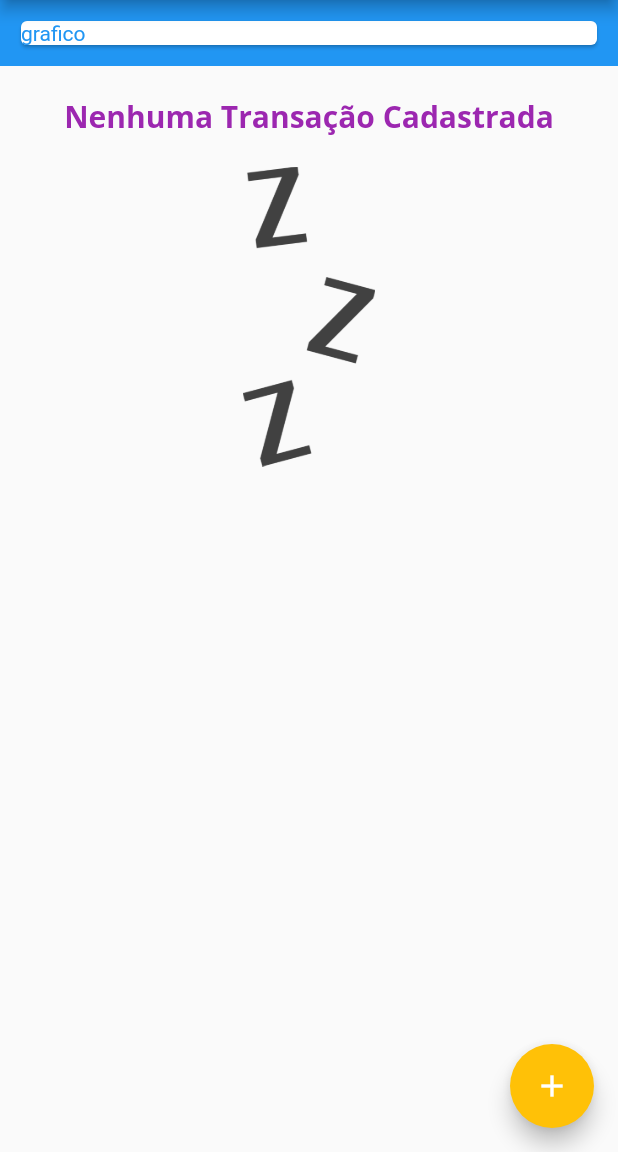
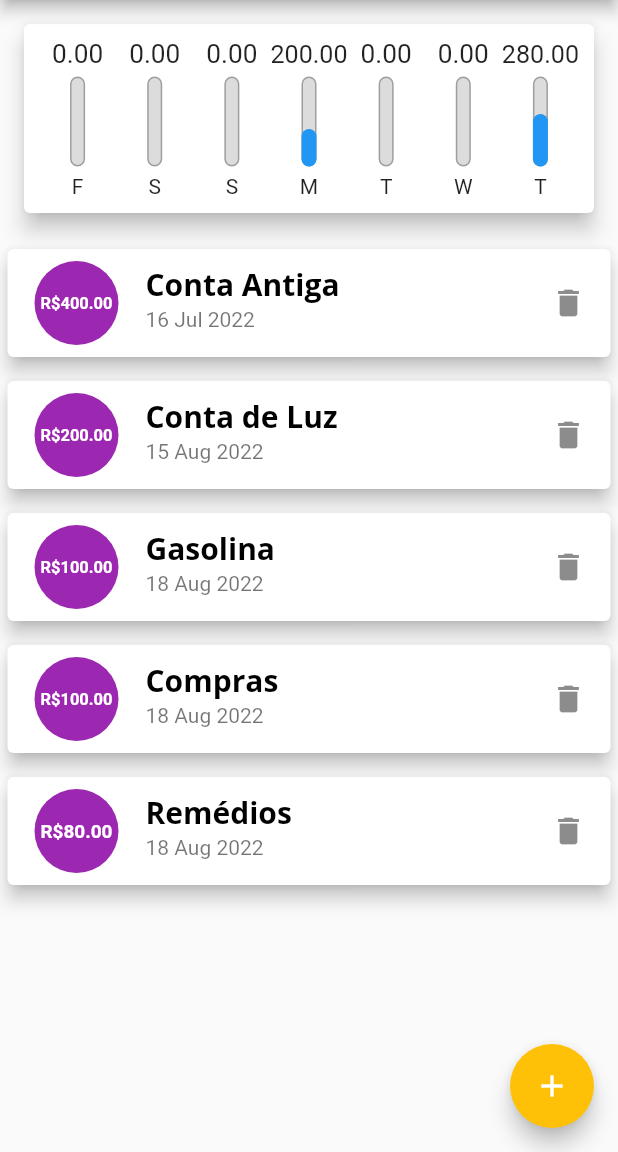
Before and after one commit to bycampilongo/expenses, a Flutter app: the screen it shows after launch, on a phone screen of 412 x 824 dp, the part 84-1236 px from its top. Run offline on Flutter 3.47's test engine with Material 2 defaults, Android fonts, the phone set to English and light mode, and no system bars.

Commit message:
Add Chart Widget
Add Chart widget and format the trasaction form.

```diff
--- a/lib/components/chart.dart
+++ b/lib/components/chart.dart
@@ -1,3 +1,4 @@
+import 'package:expenses/components/chart_bar.dart';
 import 'package:expenses/models/transaction.dart';
 import 'package:flutter/material.dart';
 import 'package:intl/intl.dart';
@@ -7,25 +8,58 @@ class Chart extends StatelessWidget {
 
   Chart(this.recentTransaction);
 
-  List<Map<String, Object>> get groupedTransactions {
+  List<Map<String, dynamic>> get groupedTransactions {
     return List.generate(7, (index) {
       final weekDay = DateTime.now().subtract(Duration(days: index));
       double totalSum = 0.0;
 
-      recentTransaction.reduce((value, element) => null)
+      for (var i = 0; i < recentTransaction.length; i++) {
+        bool sameDay = recentTransaction[i].date.day == weekDay.day;
+        bool sameMonth = recentTransaction[i].date.month == weekDay.month;
+        bool sameYear = recentTransaction[i].date.year == weekDay.year;
+
+        if (sameDay && sameMonth && sameYear) {
+          totalSum += recentTransaction[i].value;
+        }
+      }
+      print(DateFormat.E().format(weekDay)[0]);
+      print(totalSum);
 
       return {
         'day': DateFormat.E().format(weekDay)[0],
-        'value': 9.99,
+        'value': totalSum,
       };
-    });
+    }).reversed.toList();
+  }
+
+  double get _weekTotalValue {
+    return groupedTransactions.fold(
+        0, (previousValue, element) => previousValue + element['value']);
   }
 
   @override
   Widget build(BuildContext context) {
+    groupedTransactions;
     return Card(
-      child: Row(
-        children: [],
+      margin: EdgeInsets.all(16),
+      elevation: 6,
+      child: Padding(
+        padding: const EdgeInsets.all(10.0),
+        child: Row(
+          mainAxisAlignment: MainAxisAlignment.spaceAround,
+          children: groupedTransactions
+              .map(
+                (e) => Flexible(
+                  fit: FlexFit.tight,
+                  child: ChartBar(
+                    label: e['day'].toString(),
+                    value: e['value'],
+                    percentage: e['value'] / _weekTotalValue,
+                  ),
+                ),
+              )
+              .toList(),
+        ),
       ),
     );
   }
--- /dev/null
+++ b/lib/components/chart_bar.dart
@@ -0,0 +1,58 @@
+import 'package:flutter/material.dart';
+
+class ChartBar extends StatelessWidget {
+  final String label;
+  final double value, percentage;
+
+  const ChartBar({
+    Key? key,
+    required this.label,
+    required this.value,
+    required this.percentage,
+  }) : super(key: key);
+
+  @override
+  Widget build(BuildContext context) {
+    return Column(
+      children: [
+        Container(
+          height: 20,
+          child: FittedBox(
+            child: Text('${value.toStringAsFixed(2)}'),
+          ),
+        ),
+        const SizedBox(height: 5),
+        Container(
+          height: 60,
+          width: 10,
+          child: Stack(
+            alignment: Alignment.bottomCenter,
+            children: [
+              Container(
+                decoration: BoxDecoration(
+                  border: Border.all(
+                    color: Colors.grey,
+                    width: 1.0,
+                  ),
+                  color: const Color.fromRGBO(220, 220, 220, 1),
+                  borderRadius: BorderRadius.circular(5),
+                ),
+              ),
+              FractionallySizedBox(
+                heightFactor: percentage,
+                child: Container(
+                  decoration: BoxDecoration(
+                    color: Theme.of(context).primaryColor,
+                    borderRadius: BorderRadius.circular(5),
+                  ),
+                ),
+              ),
+            ],
+          ),
+        ),
+        const SizedBox(height: 5),
+        Text(label)
+      ],
+    );
+  }
+}
--- a/lib/components/transaction_form.dart
+++ b/lib/components/transaction_form.dart
@@ -42,15 +42,36 @@ class _TransactionFormState extends State<TransactionForm> {
             keyboardType: TextInputType.numberWithOptions(decimal: true),
             onSubmitted: (_) => _submit(),
           ),
-          Row(
-            mainAxisAlignment: MainAxisAlignment.end,
-            children: [
-              TextButton(
-                onPressed: _submit,
-                child: Text('Nova despesa'),
+          Container(
+            height: 90,
+            child: Row(
+              children: [
+                Text('Nehuma data selecionada!'),
+                TextButton(
+                  onPressed: () {},
+                  child: const Text('Selecionar Data'),
+                )
+              ],
+            ),
+          ),
+          Spacer(),
+          Container(
+            margin: EdgeInsets.only(
+              bottom: 20,
+            ),
+            width: MediaQuery.of(context).size.width * 1,
+            height: 60,
+            child: ElevatedButton(
+              onPressed: _submit,
+              child: Text(
+                'Nova despesa',
+                style: TextStyle(
+                    color: Colors.white,
+                    fontWeight: FontWeight.bold,
+                    fontSize: 20),
               ),
-            ],
-          )
+            ),
+          ),
         ]),
       ),
     );
--- a/lib/components/transaction_list.dart
+++ b/lib/components/transaction_list.dart
@@ -14,17 +14,17 @@ class TransactionList extends StatelessWidget {
       child: transactions.isEmpty
           ? Column(
               children: [
-                SizedBox(
+                const SizedBox(
                   height: 20,
                 ),
                 Text(
                   'Nenhuma Transação Cadastrada',
                   style: Theme.of(context).textTheme.headline6,
                 ),
-                SizedBox(
+                const SizedBox(
                   height: 20,
                 ),
-                Container(
+                SizedBox(
                   height: 200,
                   child: Image.asset(
                     'assets/images/waiting.png',
@@ -38,45 +38,35 @@ class TransactionList extends StatelessWidget {
               itemBuilder: (ctx, index) {
                 final tr = transactions[index];
                 return Card(
-                  child: Row(
-                    children: [
-                      Container(
-                        margin: const EdgeInsets.symmetric(
-                          horizontal: 15,
-                          vertical: 10,
-                        ),
-                        decoration: BoxDecoration(
-                          border: Border.all(
-                            color: Theme.of(context).colorScheme.primary,
-                            width: 2,
+                  margin: const EdgeInsets.symmetric(
+                    vertical: 8,
+                    horizontal: 5,
+                  ),
+                  elevation: 5,
+                  child: ListTile(
+                    leading: CircleAvatar(
+                      radius: 30,
+                      backgroundColor: Theme.of(context).colorScheme.primary,
+                      child: Padding(
+                        padding: const EdgeInsets.all(6),
+                        child: FittedBox(
+                          child: Text(
+                            'R\$${tr.value.toStringAsFixed(2)}',
+                            style: const TextStyle(
+                                color: Colors.white,
+                                fontWeight: FontWeight.bold),
                           ),
                         ),
-                        padding: const EdgeInsets.all(10),
-                        child: Text(
-                          "R\$ ${tr.value.toStringAsFixed(2)}",
-                          style: Theme.of(context).textTheme.headline6,
-                        ),
                       ),
-                      Column(
-                        crossAxisAlignment: CrossAxisAlignment.start,
-                        children: [
-                          Text(
-                            tr.title,
-                            style: const TextStyle(
-                              fontWeight: FontWeight.bold,
-                              fontSize: 16,
-                            ),
-                          ),
-                          Text(
-                            DateFormat('d MMM y').format(tr.date),
-                            style: TextStyle(
-                              color: Colors.grey[600],
-                              fontSize: 14,
-                            ),
-                          ),
-                        ],
-                      ),
-                    ],
+                    ),
+                    title: Text(
+                      tr.title,
+                      style: Theme.of(context).textTheme.headline6,
+                    ),
+                    subtitle: Text(
+                      DateFormat('d MMM y').format(tr.date),
+                    ),
+                    trailing: const Icon(Icons.delete),
                   ),
                 );
               },
--- a/lib/main.dart
+++ b/lib/main.dart
@@ -20,7 +20,7 @@ class ExpensesApp extends StatelessWidget {
             fontFamily: 'OpenSans',
             fontSize: 20,
             fontWeight: FontWeight.bold,
-            color: Colors.purple,
+            color: Colors.black,
           ),
         ),
         appBarTheme: AppBarTheme(
--- a/lib/pages/my_home_page.dart
+++ b/lib/pages/my_home_page.dart
@@ -1,5 +1,6 @@
 import 'dart:math';
 
+import 'package:expenses/components/chart.dart';
 import 'package:flutter/material.dart';
 
 import '../components/transaction_form.dart';
@@ -13,67 +14,45 @@ class MyHomePage extends StatefulWidget {
 
 class _MyHomePageState extends State<MyHomePage> {
   final List<Transaction> _transactions = [
-    // Transaction(
-    //   id: 't1',
-    //   title: 'Novo Tênis de Corrida',
-    //   value: 310.76,
-    //   date: DateTime.now(),
-    // ),
-    // Transaction(
-    //   id: 't2',
-    //   title: 'Conta de Luz',
-    //   value: 200.00,
-    //   date: DateTime.now(),
-    // ),
-    // Transaction(
-    //   id: 't2',
-    //   title: 'Cartão de crédito',
-    //   value: 300.00,
-    //   date: DateTime.now(),
-    // ),
-    // Transaction(
-    //   id: 't3',
-    //   title: 'Conta de Celular',
-    //   value: 56.00,
-    //   date: DateTime.now(),
-    // ),
-    // Transaction(
-    //   id: 't4',
-    //   title: 'Conta de Internet',
-    //   value: 75.00,
-    //   date: DateTime.now(),
-    // ),
-    // Transaction(
-    //   id: 't5',
-    //   title: 'Jantar',
-    //   value: 50.00,
-    //   date: DateTime.now(),
-    // ),
-    // Transaction(
-    //   id: 't5',
-    //   title: 'Barbeiro',
-    //   value: 25.00,
-    //   date: DateTime.now(),
-    // ),
-    // Transaction(
-    //   id: 't7',
-    //   title: 'Gasolina',
-    //   value: 150.00,
-    //   date: DateTime.now(),
-    // ),
-    // Transaction(
-    //   id: 't8',
-    //   title: 'Compras',
-    //   value: 40.00,
-    //   date: DateTime.now(),
-    // ),
-    // Transaction(
-    //   id: 't6',
-    //   title: 'Remédios',
-    //   value: 80.00,
-    //   date: DateTime.now(),
-    // ),
+    Transaction(
+      id: 't1',
+      title: 'Conta Antiga',
+      value: 400.00,
+      date: DateTime.now().subtract(Duration(days: 33)),
+    ),
+    Transaction(
+      id: 't2',
+      title: 'Conta de Luz',
+      value: 200.00,
+      date: DateTime.now().subtract(Duration(days: 3)),
+    ),
+    Transaction(
+      id: 't7',
+      title: 'Gasolina',
+      value: 100.00,
+      date: DateTime.now(),
+    ),
+    Transaction(
+      id: 't8',
+      title: 'Compras',
+      value: 100.00,
+      date: DateTime.now(),
+    ),
+    Transaction(
+      id: 't6',
+      title: 'Remédios',
+      value: 80.00,
+      date: DateTime.now(),
+    ),
   ];
+
+  List<Transaction> get _recentTransactions {
+    return _transactions
+        .where((element) => element.date.isAfter(DateTime.now().subtract(
+              const Duration(days: 7),
+            )))
+        .toList();
+  }
 
   _addTransaction(String title, double value) {
     final newTransaction = Transaction(
@@ -114,18 +93,7 @@ class _MyHomePageState extends State<MyHomePage> {
         child: Column(
           crossAxisAlignment: CrossAxisAlignment.stretch,
           children: [
-            Container(
-              padding: EdgeInsets.all(10),
-              color: Theme.of(context).primaryColor,
-              child: Card(
-                child: Text(
-                  'grafico',
-                  style: TextStyle(
-                    color: Theme.of(context).primaryColor,
-                  ),
-                ),
-              ),
-            ),
+            Chart(_recentTransactions),
             TransactionList(transactions: _transactions),
           ],
         ),
```
